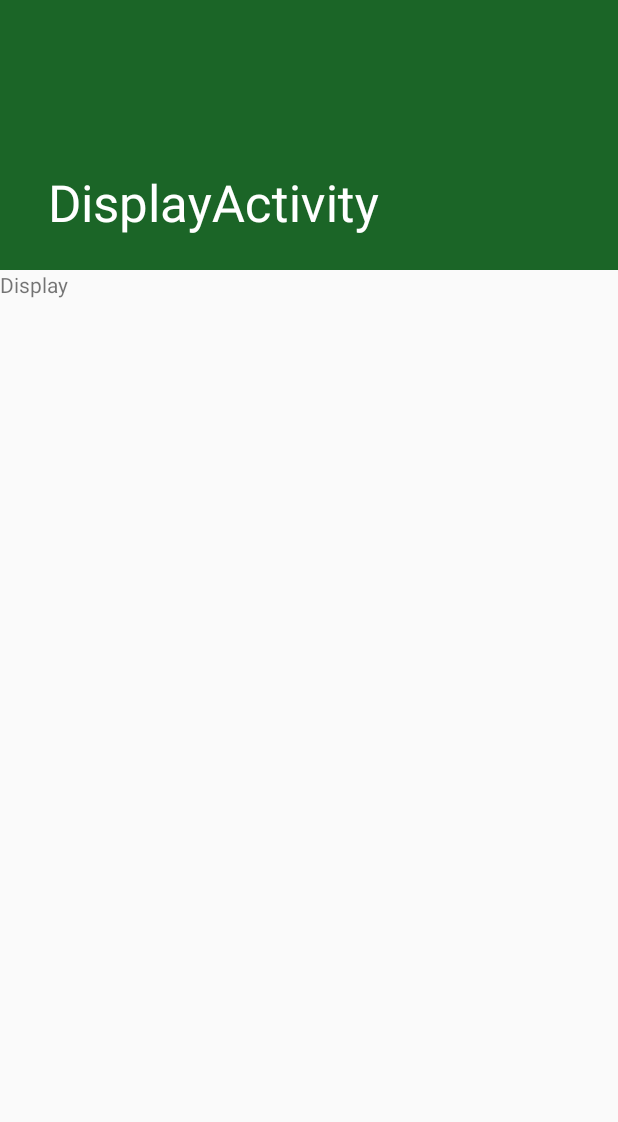
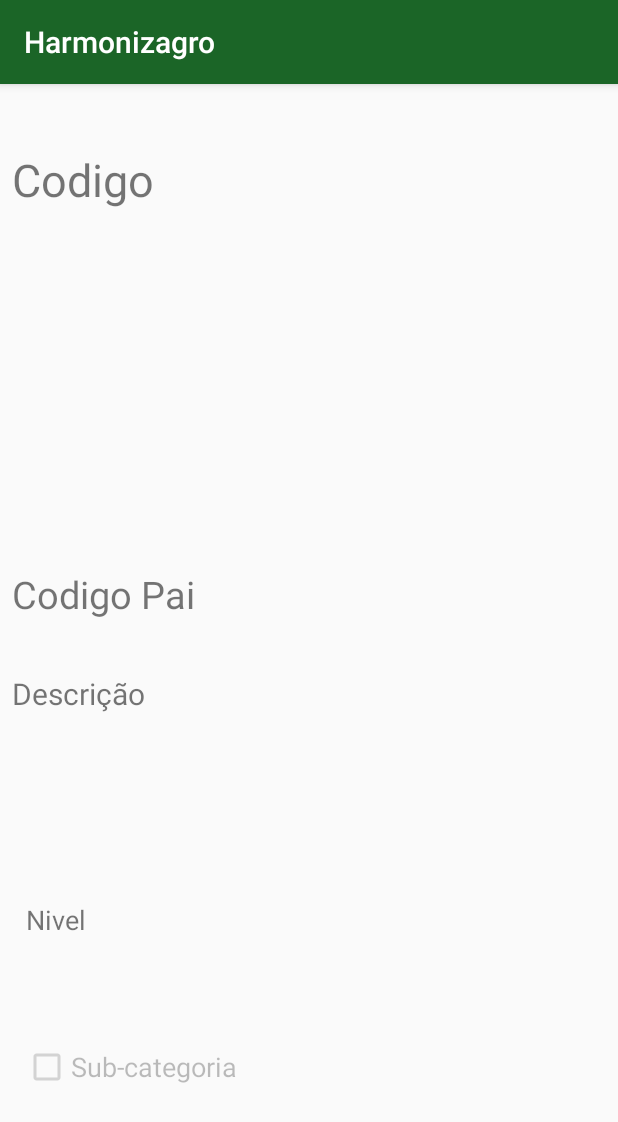
Before and after one commit to alemao2x/Harmonizagro, an Android app: the DisplayActivity screen opened directly, with no data from a screen before it, on a phone screen of 412 x 824 dp. Shown: the top 1122 px of the screen. Run offline under Robolectric (Android 15) with nearby library versions, the phone set to English and light mode, and no system bars.

Commit message:
Sem erros, finalmente.

```diff
--- a/app/src/main/java/com/example/gian/harmonizagro/DisplayActivity.java
+++ b/app/src/main/java/com/example/gian/harmonizagro/DisplayActivity.java
@@ -1,11 +1,7 @@
 package com.example.gian.harmonizagro;
 
+import android.support.v7.app.AppCompatActivity;
 import android.os.Bundle;
-import android.support.design.widget.FloatingActionButton;
-import android.support.design.widget.Snackbar;
-import android.support.v7.app.AppCompatActivity;
-import android.support.v7.widget.Toolbar;
-import android.view.View;
 
 public class DisplayActivity extends AppCompatActivity {
 
@@ -13,8 +9,5 @@ public class DisplayActivity extends AppCompatActivity {
     protected void onCreate(Bundle savedInstanceState) {
         super.onCreate(savedInstanceState);
         setContentView(R.layout.activity_display);
-        Toolbar toolbar = (Toolbar) findViewById(R.id.toolbar);
-        setSupportActionBar(toolbar);
-
     }
 }
--- a/app/src/main/res/layout/activity_display.xml
+++ b/app/src/main/res/layout/activity_display.xml
@@ -1,38 +1,82 @@
 <?xml version="1.0" encoding="utf-8"?>
-<android.support.design.widget.CoordinatorLayout xmlns:android="http://schemas.android.com/apk/res/android"
+<android.support.constraint.ConstraintLayout xmlns:android="http://schemas.android.com/apk/res/android"
     xmlns:app="http://schemas.android.com/apk/res-auto"
     xmlns:tools="http://schemas.android.com/tools"
     android:layout_width="match_parent"
     android:layout_height="match_parent"
-    android:fitsSystemWindows="true"
     tools:context=".DisplayActivity">
 
-    <android.support.design.widget.AppBarLayout
-        android:id="@+id/app_bar"
-        android:layout_width="match_parent"
-        android:layout_height="@dimen/app_bar_height"
-        android:fitsSystemWindows="true"
-        android:theme="@style/AppTheme.AppBarOverlay">
+    <TextView
+        android:id="@+id/txtCod"
+        android:layout_width="330dp"
+        android:layout_height="42dp"
+        android:layout_marginBottom="8dp"
+        android:layout_marginEnd="8dp"
+        android:layout_marginStart="8dp"
+        android:layout_marginTop="8dp"
+        android:text="Codigo"
+        android:textSize="30dp"
+        app:layout_constraintBottom_toTopOf="@+id/txtCodPai"
+        app:layout_constraintEnd_toEndOf="parent"
+        app:layout_constraintHorizontal_bias="0.0"
+        app:layout_constraintStart_toStartOf="parent"
+        app:layout_constraintTop_toTopOf="parent"
+        app:layout_constraintVertical_bias="0.133" />
 
-        <android.support.design.widget.CollapsingToolbarLayout
-            android:id="@+id/toolbar_layout"
-            android:layout_width="match_parent"
-            android:layout_height="match_parent"
-            android:fitsSystemWindows="true"
-            app:contentScrim="?attr/colorPrimary"
-            app:layout_scrollFlags="scroll|exitUntilCollapsed"
-            app:toolbarId="@+id/toolbar">
+    <TextView
+        android:id="@+id/txtCodPai"
+        android:layout_width="330dp"
+        android:layout_height="42dp"
+        android:layout_marginBottom="28dp"
+        android:layout_marginEnd="8dp"
+        android:layout_marginStart="8dp"
+        android:text="Codigo Pai"
+        android:textSize="25dp"
+        app:layout_constraintBottom_toTopOf="@+id/textView4"
+        app:layout_constraintEnd_toEndOf="parent"
+        app:layout_constraintHorizontal_bias="0.0"
+        app:layout_constraintStart_toStartOf="parent" />
 
-            <android.support.v7.widget.Toolbar
-                android:id="@+id/toolbar"
-                android:layout_width="match_parent"
-                android:layout_height="?attr/actionBarSize"
-                app:layout_collapseMode="pin"
-                app:popupTheme="@style/AppTheme.PopupOverlay" />
+    <TextView
+        android:id="@+id/textView4"
+        android:layout_width="330dp"
+        android:layout_height="116dp"
+        android:layout_marginBottom="36dp"
+        android:layout_marginEnd="8dp"
+        android:layout_marginStart="8dp"
+        android:text="Descrição"
+        android:textSize="20dp"
+        app:layout_constraintBottom_toTopOf="@+id/txtNivel"
+        app:layout_constraintEnd_toEndOf="parent"
+        app:layout_constraintHorizontal_bias="0.0"
+        app:layout_constraintStart_toStartOf="parent" />
 
-        </android.support.design.widget.CollapsingToolbarLayout>
-    </android.support.design.widget.AppBarLayout>
+    <TextView
+        android:id="@+id/txtNivel"
+        android:layout_width="88dp"
+        android:layout_height="38dp"
+        android:layout_marginBottom="52dp"
+        android:layout_marginEnd="8dp"
+        android:layout_marginStart="8dp"
+        android:text="Nivel"
+        android:textSize="18dp"
+        app:layout_constraintBottom_toTopOf="@+id/checkBox"
+        app:layout_constraintEnd_toEndOf="parent"
+        app:layout_constraintHorizontal_bias="0.031"
+        app:layout_constraintStart_toStartOf="parent" />
 
-    <include layout="@layout/content_display" />
-
-</android.support.design.widget.CoordinatorLayout>
+    <CheckBox
+        android:id="@+id/checkBox"
+        android:layout_width="187dp"
+        android:layout_height="41dp"
+        android:layout_marginBottom="92dp"
+        android:layout_marginEnd="8dp"
+        android:layout_marginStart="8dp"
+        android:enabled="false"
+        android:text="Sub-categoria"
+        android:textSize="18dp"
+        app:layout_constraintBottom_toBottomOf="parent"
+        app:layout_constraintEnd_toEndOf="parent"
+        app:layout_constraintHorizontal_bias="0.035"
+        app:layout_constraintStart_toStartOf="parent" />
+</android.support.constraint.ConstraintLayout>
--- a/app/src/main/res/layout/content_display.xml
+++ /dev/null
@@ -1,16 +0,0 @@
-<?xml version="1.0" encoding="utf-8"?>
-<android.support.v4.widget.NestedScrollView xmlns:android="http://schemas.android.com/apk/res/android"
-    xmlns:app="http://schemas.android.com/apk/res-auto"
-    xmlns:tools="http://schemas.android.com/tools"
-    android:layout_width="match_parent"
-    android:layout_height="match_parent"
-    app:layout_behavior="@string/appbar_scrolling_view_behavior"
-    tools:context=".DisplayActivity"
-    tools:showIn="@layout/activity_display">
-
-    <TextView
-        android:id="@+id/textView2"
-        android:layout_width="match_parent"
-        android:layout_height="wrap_content"
-        android:text="Display" />
-</android.support.v4.widget.NestedScrollView>
--- a/build.gradle
+++ b/build.gradle
@@ -7,7 +7,7 @@ buildscript {
         jcenter()
     }
     dependencies {
-        classpath 'com.android.tools.build:gradle:3.1.2'
+        classpath 'com.android.tools.build:gradle:3.1.3'
 
 
         // NOTE: Do not place your application dependencies here; they belong
```
Also changed, not shown: app/src/main/AndroidManifest.xml (+4 -5 lines), app/src/main/java/com/example/gian/harmonizagro/MainActivity.java (+8 -2 lines), app/src/main/java/com/example/gian/harmonizagro/Model/Item.java (added, +52 -0 lines), app/src/main/res/layout/content_main.xml (+20 -0 lines), app/src/main/res/menu/menu_display.xml (deleted, +0 -10 lines).
